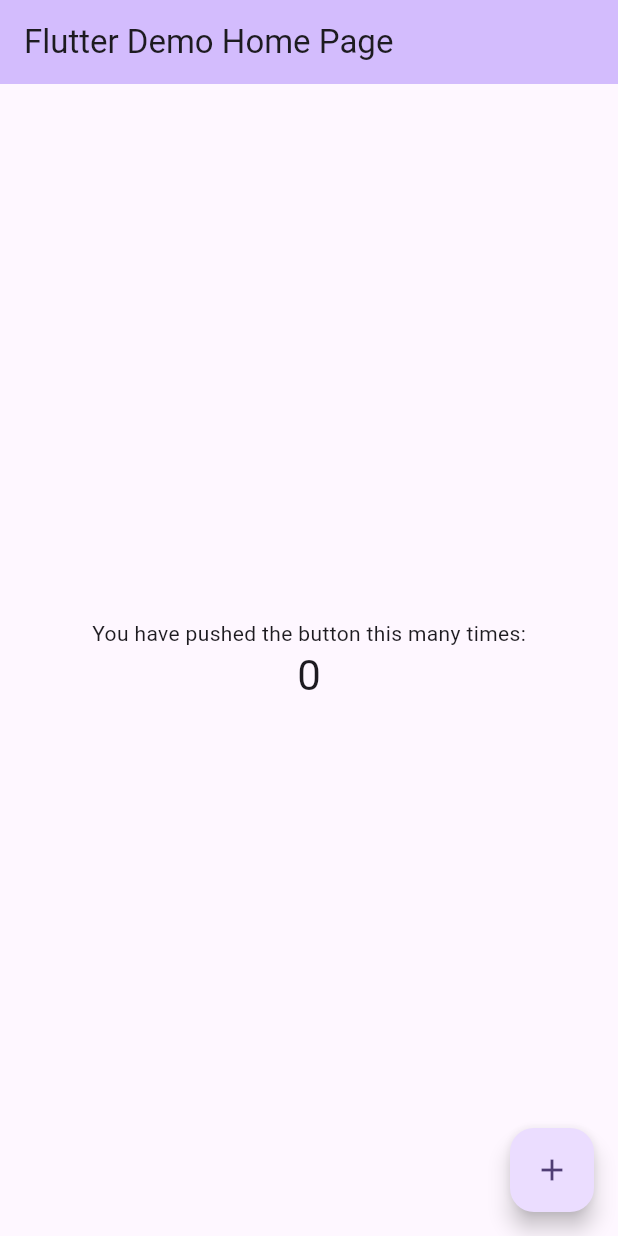
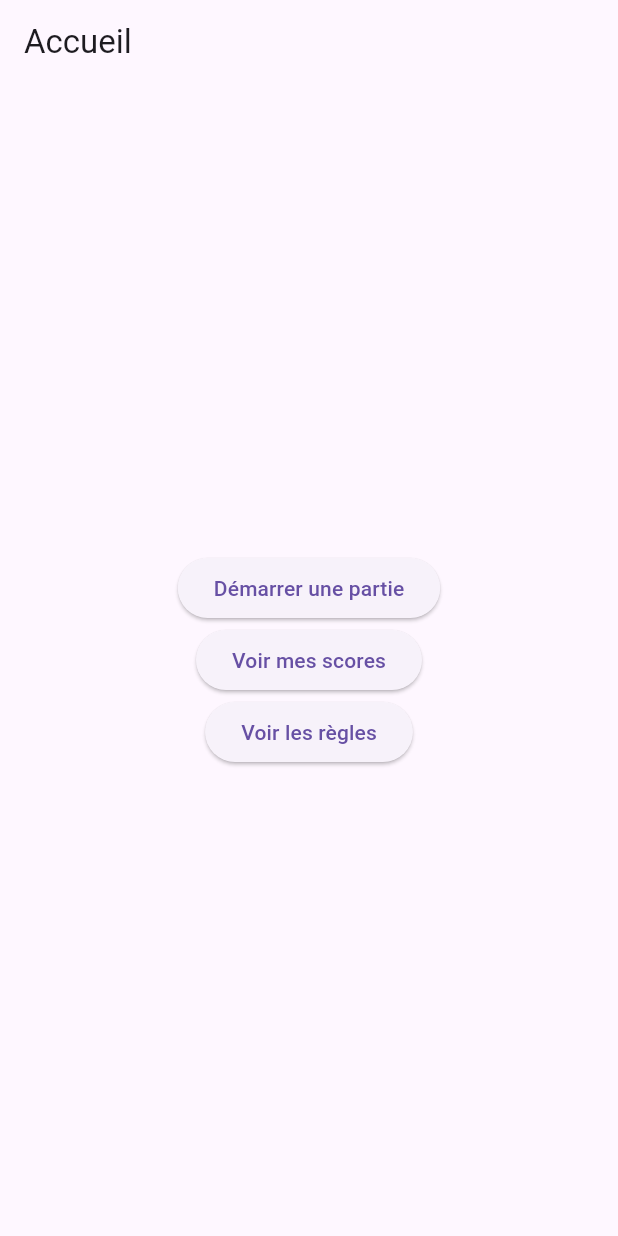
Before and after one commit to amelie-brizard/tp-dev-mobile-note, a Flutter app: the screen it shows after launch, on a phone screen of 412 x 824 dp. Run offline on Flutter 3.47's test engine with Material 3 defaults, Android fonts, the phone set to English and light mode, and no system bars.

Commit message:
Page Accueil & Jeu fonctionnel Page de score et de regle à implémenter

```diff
--- a/lib/main.dart
+++ b/lib/main.dart
@@ -1,125 +1,19 @@
 import 'package:flutter/material.dart';
+import 'views/HomePage.dart';
 
 void main() {
-  runApp(const MyApp());
+  runApp(MyApp());
 }
 
 class MyApp extends StatelessWidget {
-  const MyApp({super.key});
-
-  // This widget is the root of your application.
   @override
   Widget build(BuildContext context) {
     return MaterialApp(
-      title: 'Flutter Demo',
+      title: 'Number Pro 2',
       theme: ThemeData(
-        // This is the theme of your application.
-        //
-        // TRY THIS: Try running your application with "flutter run". You'll see
-        // the application has a purple toolbar. Then, without quitting the app,
-        // try changing the seedColor in the colorScheme below to Colors.green
-        // and then invoke "hot reload" (save your changes or press the "hot
-        // reload" button in a Flutter-supported IDE, or press "r" if you used
-        // the command line to start the app).
-        //
-        // Notice that the counter didn't reset back to zero; the application
-        // state is not lost during the reload. To reset the state, use hot
-        // restart instead.
-        //
-        // This works for code too, not just values: Most code changes can be
-        // tested with just a hot reload.
-        colorScheme: ColorScheme.fromSeed(seedColor: Colors.deepPurple),
-        useMaterial3: true,
+        primarySwatch: Colors.blue,
       ),
-      home: const MyHomePage(title: 'Flutter Demo Home Page'),
+      home: HomePage(),
     );
   }
 }
-
-class MyHomePage extends StatefulWidget {
-  const MyHomePage({super.key, required this.title});
-
-  // This widget is the home page of your application. It is stateful, meaning
-  // that it has a State object (defined below) that contains fields that affect
-  // how it looks.
-
-  // This class is the configuration for the state. It holds the values (in this
-  // case the title) provided by the parent (in this case the App widget) and
-  // used by the build method of the State. Fields in a Widget subclass are
-  // always marked "final".
-
-  final String title;
-
-  @override
-  State<MyHomePage> createState() => _MyHomePageState();
-}
-
-class _MyHomePageState extends State<MyHomePage> {
-  int _counter = 0;
-
-  void _incrementCounter() {
-    setState(() {
-      // This call to setState tells the Flutter framework that something has
-      // changed in this State, which causes it to rerun the build method below
-      // so that the display can reflect the updated values. If we changed
-      // _counter without calling setState(), then the build method would not be
-      // called again, and so nothing would appear to happen.
-      _counter++;
-    });
-  }
-
-  @override
-  Widget build(BuildContext context) {
-    // This method is rerun every time setState is called, for instance as done
-    // by the _incrementCounter method above.
-    //
-    // The Flutter framework has been optimized to make rerunning build methods
-    // fast, so that you can just rebuild anything that needs updating rather
-    // than having to individually change instances of widgets.
-    return Scaffold(
-      appBar: AppBar(
-        // TRY THIS: Try changing the color here to a specific color (to
-        // Colors.amber, perhaps?) and trigger a hot reload to see the AppBar
-        // change color while the other colors stay the same.
-        backgroundColor: Theme.of(context).colorScheme.inversePrimary,
-        // Here we take the value from the MyHomePage object that was created by
-        // the App.build method, and use it to set our appbar title.
-        title: Text(widget.title),
-      ),
-      body: Center(
-        // Center is a layout widget. It takes a single child and positions it
-        // in the middle of the parent.
-        child: Column(
-          // Column is also a layout widget. It takes a list of children and
-          // arranges them vertically. By default, it sizes itself to fit its
-          // children horizontally, and tries to be as tall as its parent.
-          //
-          // Column has various properties to control how it sizes itself and
-          // how it positions its children. Here we use mainAxisAlignment to
-          // center the children vertically; the main axis here is the vertical
-          // axis because Columns are vertical (the cross axis would be
-          // horizontal).
-          //
-          // TRY THIS: Invoke "debug painting" (choose the "Toggle Debug Paint"
-          // action in the IDE, or press "p" in the console), to see the
-          // wireframe for each widget.
-          mainAxisAlignment: MainAxisAlignment.center,
-          children: <Widget>[
-            const Text(
-              'You have pushed the button this many times:',
-            ),
-            Text(
-              '$_counter',
-              style: Theme.of(context).textTheme.headlineMedium,
-            ),
-          ],
-        ),
-      ),
-      floatingActionButton: FloatingActionButton(
-        onPressed: _incrementCounter,
-        tooltip: 'Increment',
-        child: const Icon(Icons.add),
-      ), // This trailing comma makes auto-formatting nicer for build methods.
-    );
-  }
-}
--- /dev/null
+++ b/lib/views/HomePage.dart
@@ -0,0 +1,49 @@
+import 'package:flutter/material.dart';
+import 'PartiePage.dart';
+import 'ReglePage.dart';
+import 'ScorePage.dart';
+
+class HomePage extends StatelessWidget {
+  @override
+  Widget build(BuildContext context) {
+    return Scaffold(
+      appBar: AppBar(
+        title: Text('Accueil'),
+      ),
+      body: Center(
+        child: Column(
+          mainAxisAlignment: MainAxisAlignment.center,
+          children: [
+            ElevatedButton(
+              onPressed: () {
+                Navigator.push(
+                  context,
+                  MaterialPageRoute(builder: (context) => PartiePage()),
+                );
+              },
+              child: Text('Démarrer une partie'),
+            ),
+            ElevatedButton(
+              onPressed: () {
+                Navigator.push(
+                  context,
+                  MaterialPageRoute(builder: (context) => ScoresPage()),
+                );
+              },
+              child: Text('Voir mes scores'),
+            ),
+            ElevatedButton(
+              onPressed: () {
+                Navigator.push(
+                  context,
+                  MaterialPageRoute(builder: (context) => ReglesPage()),
+                );
+              },
+              child: Text('Voir les règles'),
+            ),
+          ],
+        ),
+      ),
+    );
+  }
+}
--- /dev/null
+++ b/lib/views/ReglePage.dart
@@ -0,0 +1,15 @@
+import 'package:flutter/material.dart';
+
+class ReglesPage extends StatelessWidget {
+  @override
+  Widget build(BuildContext context) {
+    return Scaffold(
+      appBar: AppBar(
+        title: Text('Règles'),
+      ),
+      body: Center(
+        child: Text('Page des règles'),
+      ),
+    );
+  }
+}
--- /dev/null
+++ b/lib/views/ScorePage.dart
@@ -0,0 +1,15 @@
+import 'package:flutter/material.dart';
+
+class ScoresPage extends StatelessWidget {
+  @override
+  Widget build(BuildContext context) {
+    return Scaffold(
+      appBar: AppBar(
+        title: Text('Scores'),
+      ),
+      body: Center(
+        child: Text('Page des scores'),
+      ),
+    );
+  }
+}
```
Also changed, not shown: lib/views/JeuPage.dart (added, +91 -0 lines), lib/views/PartiePage.dart (added, +62 -0 lines).
